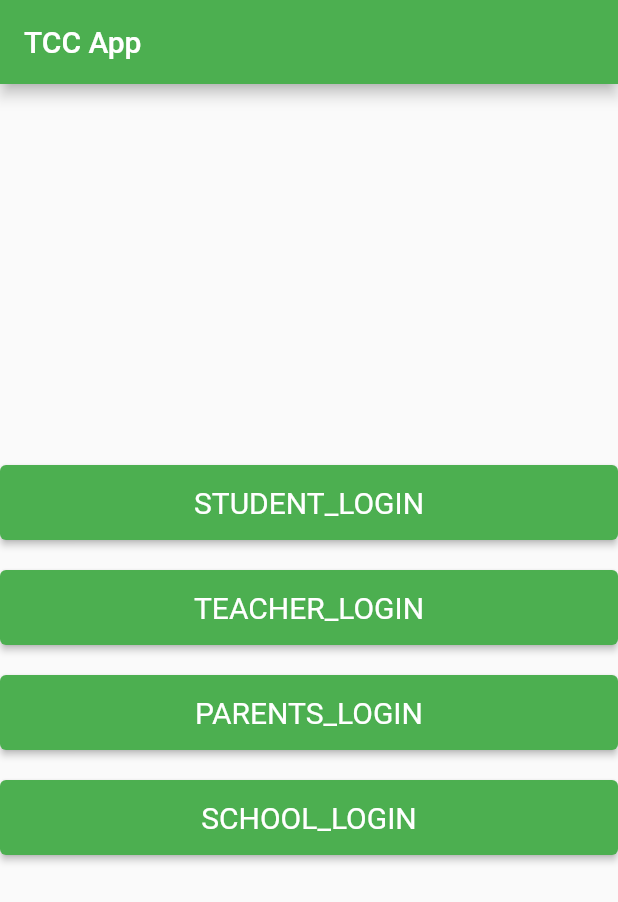
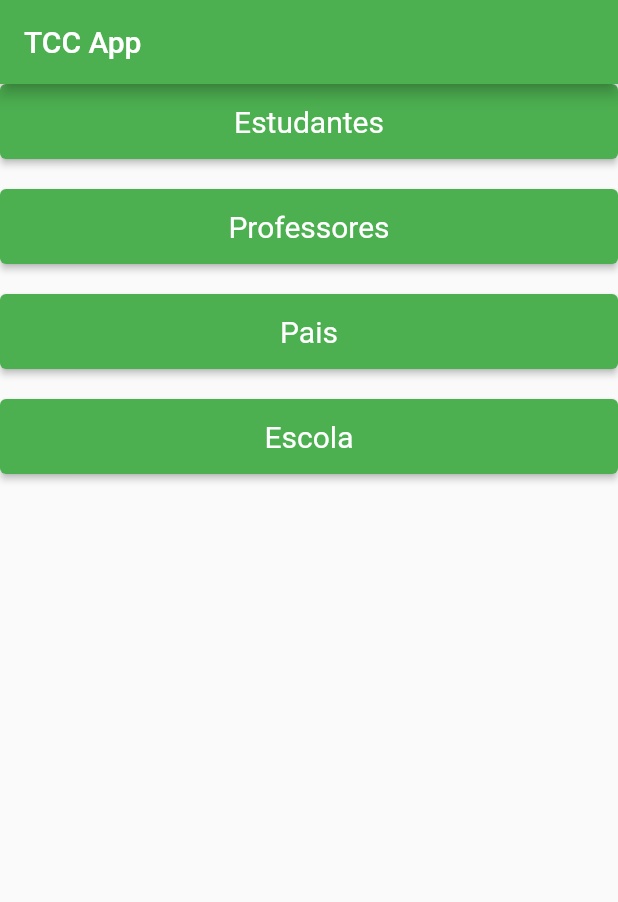
Before and after one commit to DouglasAmorim/school_communication_app, a Flutter app: the screen it shows after launch, on a phone screen of 412 x 824 dp. Shown: the top 902 px of the screen. Run offline on Flutter 3.47's test engine with Material 2 defaults, Android fonts, the light colour scheme and no system bars; missing offline and left inert: dart_amqp, mqtt_client.

Commit message:
screen app flow

```diff
--- a/flutter_app/lib/main.dart
+++ b/flutter_app/lib/main.dart
@@ -1,8 +1,5 @@
 import 'package:flutter/material.dart';
 import 'package:tcc_ifsc/screens/Login/Login.dart';
-import 'package:tcc_ifsc/screens/Transferencia/Lista.dart';
-import 'package:mqtt_client/mqtt_client.dart';
-
 import 'Enums/SelectedLoginEnum.dart';
 
 void main() {
@@ -28,11 +25,10 @@ class TccIfsc extends StatelessWidget {
       home: Scaffold(
         appBar: AppBar(title: const Text('TCC App')),
         body: const LoginWidget(),
-      ), // MessageList(), //ListaTransferencias(),
+      ),
     );
   }
 }
-
 
 class LoginWidget extends StatefulWidget {
   const LoginWidget({ Key? key }) : super(key: key);
@@ -53,32 +49,32 @@ class LoginWidgetState extends State<LoginWidget> {
 
     return Center(
       child: Column(
-        mainAxisSize: MainAxisSize.min,
+        mainAxisSize: MainAxisSize.max,
         children: <Widget> [
           ElevatedButton(style: style,
               onPressed: () => _openLoginScreen(context, SelectedLoginUser.student),
-              child: const Text('STUDENT_LOGIN'),
+              child: const Text('Estudantes'),
           ),
 
           const SizedBox(height: 20),
 
           ElevatedButton(style: style,
             onPressed: () => _openLoginScreen(context, SelectedLoginUser.teacher),
-            child: const Text('TEACHER_LOGIN'),
+            child: const Text('Professores'),
           ),
 
           const SizedBox(height: 20),
 
           ElevatedButton(style: style,
             onPressed: () => _openLoginScreen(context, SelectedLoginUser.parents),
-            child: const Text('PARENTS_LOGIN'),
+            child: const Text('Pais'),
           ),
 
           const SizedBox(height: 20),
 
           ElevatedButton(style: style,
             onPressed: () => _openLoginScreen(context, SelectedLoginUser.school),
-            child: const Text('SCHOOL_LOGIN'),
+            child: const Text('Escola'),
           ),
 
         ],
@@ -87,11 +83,8 @@ class LoginWidgetState extends State<LoginWidget> {
   }
 
   void _openLoginScreen(BuildContext context, SelectedLoginUser loginUser) {
-
     Navigator.push(context, MaterialPageRoute(builder: (context) {
       return Login(loginUser: loginUser,);
     }));
-
   }
-
 }
--- a/flutter_app/lib/screens/Login/Login.dart
+++ b/flutter_app/lib/screens/Login/Login.dart
@@ -67,12 +67,6 @@ class LoginState extends State<Login> {
         ApiImpl().studentLogin(username!, password!);
         break;
     }
-
-    // ApiImpl().login()
-    //
-    // final transferenciaCriada = Transferencia(value!,numberAccount!);
-    // debugPrint('$transferenciaCriada');
-    // Navigator.pop(context, transferenciaCriada);
   }
 
 }
--- /dev/null
+++ b/flutter_app/resources/language/br.json
@@ -0,0 +1,6 @@
+{
+  "STUDENT_LOGIN": "Estudantes",
+  "TEACHER_LOGIN": "Professores",
+  "PARENTS_LOGIN": "Pais",
+  "SCHOOL_LOGIN": "Escola"
+}
--- /dev/null
+++ b/flutter_app/resources/language/en.json
@@ -0,0 +1,6 @@
+{
+  "STUDENT_LOGIN": "Students",
+  "TEACHER_LOGIN": "Teacher",
+  "PARENTS_LOGIN": "Parents",
+  "SCHOOL_LOGIN": "School"
+}
--- a/fluxo_telas.txt
+++ b/fluxo_telas.txt
@@ -1,10 +1,10 @@
-Tela inicial LOGIN com as seguintes Opções :
+Tela inicial LOGIN com as seguintes Opções : DONE
 	- Professor
 	- Aluno
 	- Pais
 	- Instituição
 
-Clicando em uma das opções será redirecionado para
+Clicando em uma das opções será redirecionado para DONE
 	- tela de inserção de usuario / senha
 
 Após o Login Carregar lista de Contatos :
```
Also changed, not shown: flutter_app/pubspec.yaml (+6 -31 lines).
